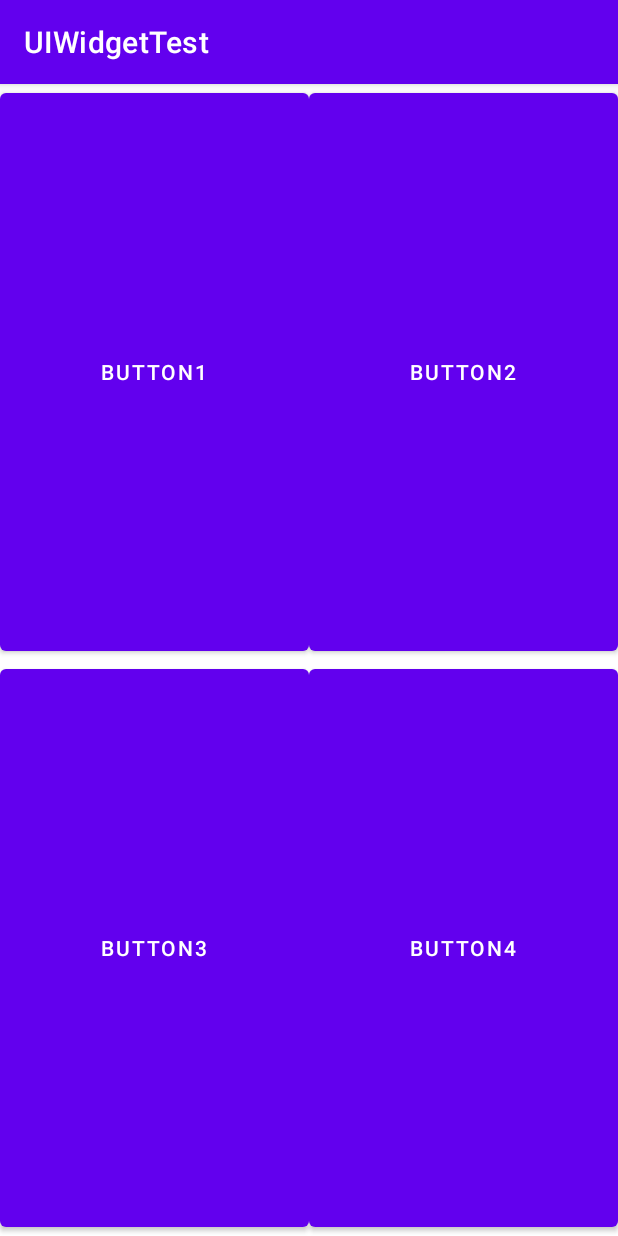
After one commit to cjw-nb/AndroidLearn, an Android app: the ThirdActivity screen opened directly, with no data from a screen before it, on a phone screen of 412 x 824 dp. The commit adds this screen. Run offline under Robolectric (Android 15) with nearby library versions, the phone set to English and light mode, and no system bars.

Commit message:
add some second and third activity

```diff
--- a/UIWidgetTest/app/src/main/AndroidManifest.xml
+++ b/UIWidgetTest/app/src/main/AndroidManifest.xml
@@ -10,6 +10,12 @@
         android:supportsRtl="true"
         android:theme="@style/Theme.UIWidgetTest">
         <activity
+            android:name=".ThirdActivity"
+            android:exported="false" />
+        <activity
+            android:name=".SecondActivity"
+            android:exported="false" />
+        <activity
             android:name=".MainActivity"
             android:exported="true">
             <intent-filter>
--- /dev/null
+++ b/UIWidgetTest/app/src/main/java/com/example/uiwidgettest/ThirdActivity.java
@@ -0,0 +1,14 @@
+package com.example.uiwidgettest;
+
+import androidx.appcompat.app.AppCompatActivity;
+
+import android.os.Bundle;
+
+public class ThirdActivity extends AppCompatActivity {
+
+    @Override
+    protected void onCreate(Bundle savedInstanceState) {
+        super.onCreate(savedInstanceState);
+        setContentView(R.layout.third_layout);
+    }
+}
--- a/UIWidgetTest/app/src/main/res/layout/activity_main.xml
+++ b/UIWidgetTest/app/src/main/res/layout/activity_main.xml
@@ -38,4 +38,10 @@
         android:id="@+id/progress_bar"
         android:layout_width="match_parent"
         android:layout_height="wrap_content"/>
+    <Button
+        android:id="@+id/button3"
+        android:layout_width="match_parent"
+        android:layout_height="wrap_content"
+        android:text="Button3"
+        android:textAllCaps="false"/>
 </LinearLayout>
--- /dev/null
+++ b/UIWidgetTest/app/src/main/res/layout/third_layout.xml
@@ -0,0 +1,57 @@
+<?xml version="1.0" encoding="utf-8"?>
+<androidx.constraintlayout.widget.ConstraintLayout xmlns:android="http://schemas.android.com/apk/res/android"
+    xmlns:app="http://schemas.android.com/apk/res-auto"
+    xmlns:tools="http://schemas.android.com/tools"
+    android:layout_width="match_parent"
+    android:layout_height="match_parent"
+    tools:context=".ThirdActivity">
+
+    <Button
+        android:id="@+id/button1"
+        android:layout_width="0dp"
+        android:layout_height="0dp"
+        android:text="Button1"
+        app:layout_constraintBottom_toTopOf="@+id/button3"
+        app:layout_constraintHeight_percent="0.5"
+        app:layout_constraintLeft_toLeftOf="parent"
+        app:layout_constraintRight_toLeftOf="@id/button2"
+        app:layout_constraintTop_toTopOf="parent"
+        app:layout_constraintWidth_percent="0.5" />
+
+    <Button
+        android:id="@+id/button2"
+        android:layout_width="0dp"
+        android:layout_height="0dp"
+        android:text="Button2"
+        app:layout_constraintBottom_toTopOf="@+id/button4"
+        app:layout_constraintEnd_toEndOf="parent"
+        app:layout_constraintHeight_percent="0.5"
+        app:layout_constraintStart_toEndOf="@+id/button1"
+        app:layout_constraintTop_toTopOf="parent"
+        app:layout_constraintWidth_percent="0.5" />
+
+    <Button
+        android:id="@+id/button3"
+        android:layout_width="0dp"
+        android:layout_height="0dp"
+        android:text="Button3"
+        app:layout_constraintBottom_toBottomOf="parent"
+        app:layout_constraintHeight_percent="0.5"
+        app:layout_constraintRight_toLeftOf="@id/button4"
+        app:layout_constraintStart_toStartOf="parent"
+        app:layout_constraintTop_toBottomOf="@+id/button1"
+        app:layout_constraintWidth_percent="0.5" />
+
+    <Button
+        android:id="@+id/button4"
+        android:layout_width="0dp"
+        android:layout_height="0dp"
+        android:text="Button4"
+        app:layout_constraintBottom_toBottomOf="parent"
+        app:layout_constraintEnd_toEndOf="parent"
+        app:layout_constraintHeight_percent="0.5"
+        app:layout_constraintLeft_toRightOf="@id/button3"
+        app:layout_constraintTop_toBottomOf="@id/button2"
+        app:layout_constraintWidth_percent="0.5" />
+
+</androidx.constraintlayout.widget.ConstraintLayout>
```
Also changed, not shown: UIWidgetTest/app/src/main/java/com/example/uiwidgettest/MainActivity.java (+7 -0 lines), UIWidgetTest/app/src/main/java/com/example/uiwidgettest/SecondActivity.java (added, +14 -0 lines), UIWidgetTest/app/src/main/res/layout/second_layout.xml (added, +54 -0 lines).
